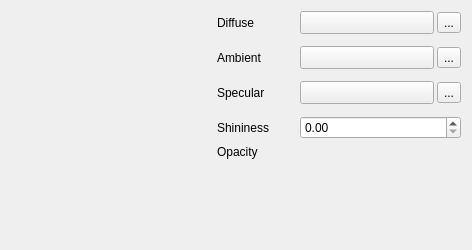
qgis/QGIS, file src/ui/3d/phongmaterialwidget.ui: the form before one commit.
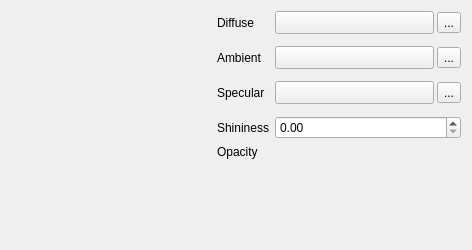
The form after the commit. Custom widgets are drawn as their Qt base class.

Commit message:
qgsphongmaterialwidget: Fix preview resizing
01f22706ec516c1c2faa09e6a0cd47d34913859c fixed the widget
alignement. However, this broke preview correct resizing when the
preview is visible. Fix it by only activating column stretch when the
preview is hidden.

The edit to the form file:
```diff
--- a/src/ui/3d/phongmaterialwidget.ui
+++ b/src/ui/3d/phongmaterialwidget.ui
@@ -13,7 +13,7 @@
   <property name="windowTitle">
    <string notr="true">Form</string>
   </property>
-  <layout class="QGridLayout" name="mGridLayout">
+  <layout class="QGridLayout" name="mGridLayout" columnstretch="1,0,1,0">
    <item row="5" column="2" colspan="2">
     <widget class="QgsPercentageWidget" name="mSpecularCoefficientWidget" native="true">
      <property name="focusPolicy">
```
The commit also changes 1 other file.
